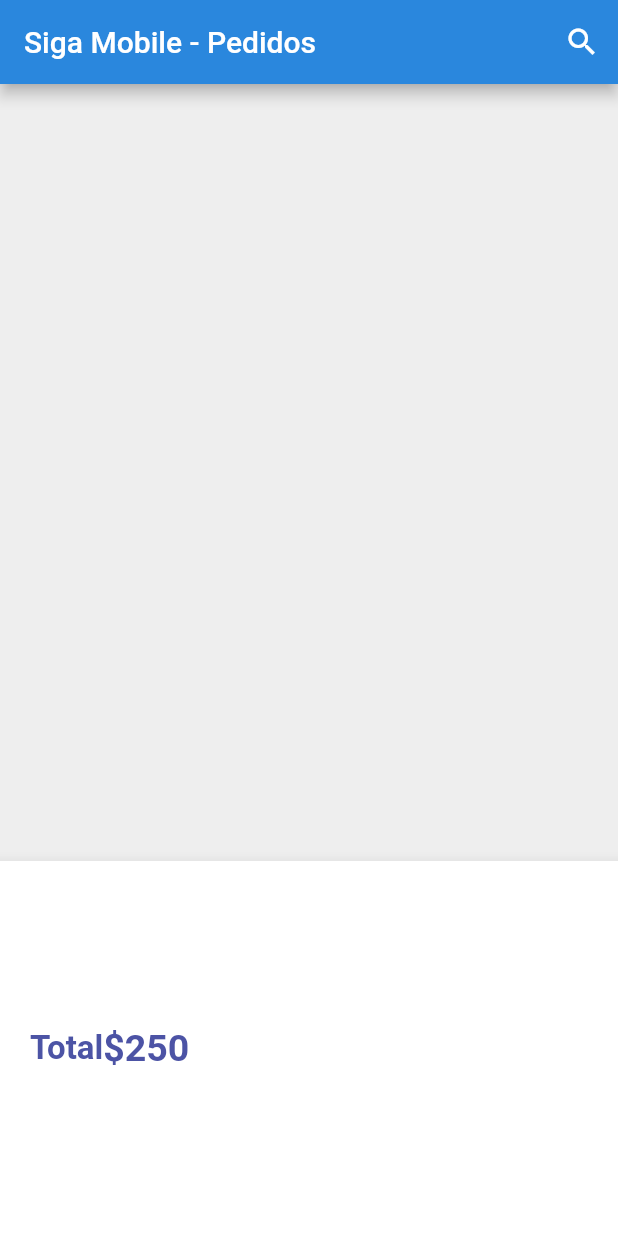
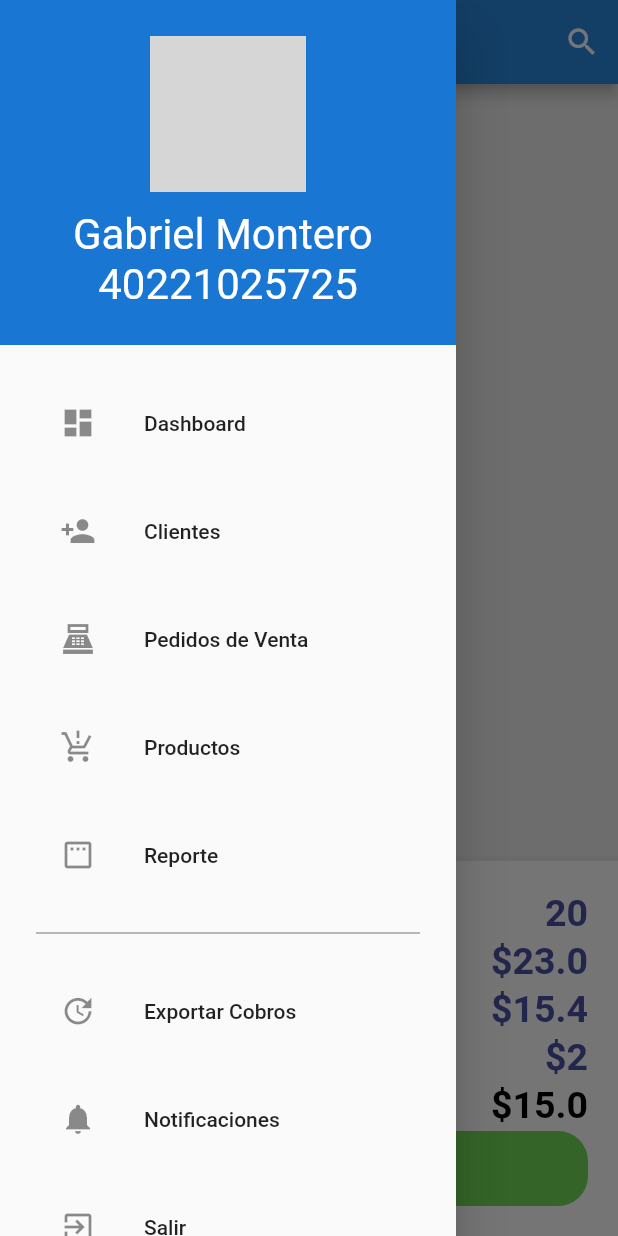
Before and after one commit to gabriel9107/carrito, a Flutter app: the screen it shows after launch, with the side drawer open (before the commit the screen has no drawer), on a phone screen of 412 x 824 dp. Run offline on Flutter 3.47's test engine with Material 2 defaults, Android fonts, the phone set to English and light mode, and no system bars; network calls fail; grey boxes are pictures that could not be loaded.

Commit message:
agregado totales

```diff
--- a/lib/CartBottomNavBar.dart
+++ b/lib/CartBottomNavBar.dart
@@ -1,40 +1,131 @@
+import 'package:carrito/clases/facturaTempProductos.dart';
 import 'package:flutter/material.dart';
 
 class CartBottomNavBar extends StatelessWidget {
   @override
   Widget build(BuildContext context) {
+    FacturaMaster totales = FacturaMaster.totales();
     return BottomAppBar(
         child: Container(
-      padding: EdgeInsets.symmetric(horizontal: 20, vertical: 35),
+            padding: EdgeInsets.symmetric(horizontal: 20, vertical: 20),
             height: 250,
-      child: Row(
-        children: [
-          Row(
+            child: Column(
               mainAxisAlignment: MainAxisAlignment.spaceBetween,
               children: [
                 Row(
                   mainAxisAlignment: MainAxisAlignment.spaceBetween,
                   children: [
                     Text(
-                    "Total",
+                      "Cantidad de Articulos",
                       style: TextStyle(
                           color: Color(0xFF4C54A5),
                           fontSize: 22,
                           fontWeight: FontWeight.bold),
                     ),
                     Text(
-                    "\$250",
+                      totales.cantidadArticulos.toString(),
                       style: TextStyle(
                           fontSize: 25,
                           fontWeight: FontWeight.bold,
                           color: Color(0xFF4C53A5)),
                     )
                   ],
-              )
-            ],
+                ),
+                Row(
+                  mainAxisAlignment: MainAxisAlignment.spaceBetween,
+                  children: [
+                    Text(
+                      "Sub total",
+                      style: TextStyle(
+                          color: Colors.black,
+                          fontSize: 22,
+                          fontWeight: FontWeight.bold),
+                    ),
+                    Text(
+                      ("\$" + totales.subtotal.toString()),
+                      style: TextStyle(
+                          fontSize: 25,
+                          fontWeight: FontWeight.bold,
+                          color: Color(0xFF4C53A5)),
                     )
                   ],
                 ),
-    ));
+                Row(
+                  mainAxisAlignment: MainAxisAlignment.spaceBetween,
+                  children: [
+                    Text(
+                      "Descuentos",
+                      style: TextStyle(
+                          color: Colors.black,
+                          fontSize: 22,
+                          fontWeight: FontWeight.bold),
+                    ),
+                    Text(
+                      ("\$" + totales.montoDescuento.toString()),
+                      style: TextStyle(
+                          fontSize: 25,
+                          fontWeight: FontWeight.bold,
+                          color: Color(0xFF4C53A5)),
+                    )
+                  ],
+                ),
+                Row(
+                  mainAxisAlignment: MainAxisAlignment.spaceBetween,
+                  children: [
+                    Text(
+                      "Impuestos",
+                      style: TextStyle(
+                          color: Colors.black,
+                          fontSize: 22,
+                          fontWeight: FontWeight.bold),
+                    ),
+                    Text(
+                      ("\$" + totales.montoImpuesto.toString()),
+                      style: TextStyle(
+                          fontSize: 25,
+                          fontWeight: FontWeight.bold,
+                          color: Color(0xFF4C53A5)),
+                    )
+                  ],
+                ),
+                Row(
+                  mainAxisAlignment: MainAxisAlignment.spaceBetween,
+                  children: [
+                    Text(
+                      "Total a Pagar",
+                      style: TextStyle(
+                          color: Colors.black,
+                          fontSize: 22,
+                          fontWeight: FontWeight.bold),
+                    ),
+                    Text(
+                      ("\$" + totales.totalApagar.toString()),
+                      style: TextStyle(
+                          fontSize: 25,
+                          fontWeight: FontWeight.bold,
+                          color: Colors.black
+                          // color: Color(0xFF4C53A5)
+                          ),
+                    )
+                  ],
+                ),
+                Container(
+                  alignment: Alignment.center,
+                  height: 50,
+                  width: double.infinity,
+                  decoration: BoxDecoration(
+                    color: Color.fromARGB(255, 113, 219, 86),
+                    borderRadius: BorderRadius.circular(20),
+                  ),
+                  child: Text(
+                    "Guardar",
+                    style: TextStyle(
+                        fontSize: 16,
+                        fontWeight: FontWeight.bold,
+                        color: Colors.white),
+                  ),
+                )
+              ],
+            )));
   }
 }
--- a/lib/CartPage.dart
+++ b/lib/CartPage.dart
@@ -1,6 +1,7 @@
 import 'package:carrito/clases/facturaTempProductos.dart';
 import 'package:carrito/main.dart';
 import 'package:carrito/pantallas/buscarProductosEnFactura.dart';
+import 'package:carrito/pantallas/nav_screen.dart';
 
 import 'package:flutter/cupertino.dart';
 import 'package:flutter/material.dart';
@@ -40,6 +41,7 @@ class _mainPage extends State<CartPage> {
           )
         ],
       ),
+      drawer: NavigationDrawer(),
       body: RefreshIndicator(
         onRefresh: refresh,
         child: ListView.builder(
@@ -109,7 +111,9 @@ class _mainPage extends State<CartPage> {
                                   color: Colors.white,
                                 ),
                                 Text(
-                                  detalleFactura[index].cantidadProducto,
+                                  detalleFactura[index]
+                                      .cantidadProducto
+                                      .toString(),
                                   style: TextStyle(
                                       fontSize: 18,
                                       fontWeight: FontWeight.bold,
--- a/lib/clases/facturaTempProductos.dart
+++ b/lib/clases/facturaTempProductos.dart
@@ -1,26 +1,80 @@
 import 'package:carrito/clases/clientes.dart';
+import 'package:flutter/services.dart';
 
 class FacturaMaster {
-  late String iD;
+  late int iD;
   String facturaNumero;
   String idClienteFactura;
-  DateTime fechaFactura;
+  // DateTime fechaFactura;
   int cantidadArticulos;
   double subtotal;
   double montoDescuento;
-  double montoImpuesto;
+  int montoImpuesto;
   double totalApagar;
 
   FacturaMaster(
       {required this.iD,
       required this.idClienteFactura,
-      required this.fechaFactura,
+      // required this.fechaFactura,
       required this.facturaNumero,
       required this.cantidadArticulos,
       required this.montoDescuento,
       required this.montoImpuesto,
       required this.subtotal,
       required this.totalApagar});
+
+  static totales() {
+    return FacturaMaster(
+        cantidadArticulos: 20,
+        facturaNumero: "1",
+        iD: 1,
+        idClienteFactura: "1",
+        montoDescuento: 15.4,
+        montoImpuesto: 2,
+        subtotal: 23,
+        totalApagar: 15);
+
+    // double impuestoEmpleado;
+    // double subtotalProducto;
+    // int cantidadArticulo;
+    // double montoDescuento ;
+    // double impuesto;
+
+    // montoDescuento = (subtotalProducto * descuentoPorEmpleador );
+
+    // impuestoEmpleado = 10;
+
+    // // impuestoEmpleado = impuestoPorEmpleador();
+
+    // subtotalProducto = FacturaDetalle.getFacturaDetalle()
+    //     .map((e) => e.montoproducto)
+    //     .reduce((value, element) => value + element)
+    //     .toDouble();
+
+    // cantidadArticulo = FacturaDetalle.getFacturaDetalle()
+    //     .map((e) => e.cantidadProducto)
+    //     .reduce((value, element) => value + element);
+
+    // impuesto = (subtotalProducto * impuestoEmpleado);
+
+    // var result = FacturaMaster(
+    //     iD: 1,
+    //     idClienteFactura: "40221025725",
+    //     facturaNumero: "1",
+    //     cantidadArticulos: cantidadArticulo,
+    //     montoDescuento:
+    //     montoImpuesto:impuesto,
+    //     subtotal: subtotal,
+    //     totalApagar: totalApagar);
+  }
+
+  double impuestoPorEmpleador() {
+    return 10.0;
+  }
+
+  double descuentoPorEmpleador() {
+    return 10.0;
+  }
 }
 
 class FacturaDetalle {
@@ -28,7 +82,7 @@ class FacturaDetalle {
   String codigoProducto;
   String nombreProducto;
   double montoproducto;
-  String cantidadProducto;
+  int cantidadProducto;
 
   FacturaDetalle(
       {required this.facturaNumero,
--- a/lib/pantallas/CarritoArticulos.dart
+++ b/lib/pantallas/CarritoArticulos.dart
@@ -83,7 +83,7 @@ class CarritoArticulos extends State<CartPage> {
                               color: Colors.white,
                             ),
                             Text(
-                              detalleFactura[index].cantidadProducto,
+                              detalleFactura[index].cantidadProducto.toString(),
                               style: TextStyle(
                                   fontSize: 18,
                                   fontWeight: FontWeight.bold,
--- a/lib/pantallas/CartBottomNavBar.dart
+++ b/lib/pantallas/CartBottomNavBar.dart
@@ -1,9 +1,9 @@
-import 'package:flutter/material.dart'
+// import 'package:flutter/material.dart'
 
-class CartBottomNavBar extends StatelessWidget {
+// class CartBottomNavBar extends StatelessWidget {
 
-  @override
-  Widget build(BuildContext context) {
-    return Container();
-  }
-}
+//   @override
+//   Widget build(BuildContext context) {
+//     return Container();
+//   }
+// }
--- a/lib/pantallas/buscarProductosEnFactura.dart
+++ b/lib/pantallas/buscarProductosEnFactura.dart
@@ -77,7 +77,8 @@ class MySearchDelegateParaProductos extends SearchDelegate {
                         codigoProducto: suggestion.codigoProducto,
                         montoproducto: suggestion.precioProducto,
                         nombreProducto: suggestion.nombreProducto,
-                        cantidadProducto: textController.text.toString()));
+                        cantidadProducto:
+                            int.parse(textController.text.toString())));
                     close(context, null);
                   },
                   child: Text('Agregar'),
--- /dev/null
+++ b/lib/pantallas/nav_screen.dart
@@ -0,0 +1,115 @@
+import 'package:carrito/pantallas/CarritoArticulos.dart';
+import 'package:flutter/material.dart';
+
+import '../CartPage.dart';
+
+class NavigationDrawer extends StatelessWidget {
+  // const NavigationDrawer({Key? key}) : super(key: key)
+
+  @override
+  Widget build(BuildContext context) => Drawer(
+        child: SingleChildScrollView(
+            child: Column(
+                crossAxisAlignment: CrossAxisAlignment.stretch,
+                children: <Widget>[
+              buildHeader(context),
+              buildMenuItems(context),
+            ])),
+      );
+
+  Widget buildHeader(BuildContext context) => Material(
+      // Container(
+      color: Colors.blue.shade700,
+      child: InkWell(
+        onTap: () {
+          Navigator.pop(context);
+
+          Navigator.of(context).push(MaterialPageRoute(
+            builder: (context) => buildHeader(context),
+          ));
+        },
+        child: Container(
+          padding: EdgeInsets.only(
+            top: 24 + MediaQuery.of(context).padding.top,
+            bottom: 24,
+          ),
+          child: Column(
+            children: [
+              CircleAvatar(
+                radius: 52,
+                backgroundImage: NetworkImage(
+                    'https://media-exp1.licdn.com/dms/image/C5603AQFi7E4ddF3_pQ/profile-displayphoto-shrink_200_200/0/1516449677675?e=2147483647&v=beta&t=7GNpJdPJoCaIq3B-dPcdspAYvazBLSDndpzw5--W-hM'),
+              ),
+              SizedBox(height: 12),
+              Text(
+                'Gabriel Montero ',
+                style: TextStyle(fontSize: 28, color: Colors.white),
+              ),
+              Text(
+                '40221025725',
+                style: TextStyle(fontSize: 28, color: Colors.white),
+              )
+            ],
+          ),
+        ),
+      ));
+
+  Widget buildMenuItems(BuildContext context) => Container(
+      padding: const EdgeInsets.all(24), //espacio del padding
+      child: Wrap(
+        runSpacing: 16, //espacio entre ellos
+        children: [
+          ListTile(
+              leading: const Icon(Icons.dashboard),
+              title: const Text('Dashboard'),
+              onTap: () =>
+                  Navigator.of(context).pushReplacement(MaterialPageRoute(
+                    builder: (context) => CartPage(),
+                  ))),
+          ListTile(
+              leading: const Icon(Icons.person_add),
+              title: const Text('Clientes'),
+              onTap: () =>
+                  Navigator.of(context).pushReplacement(MaterialPageRoute(
+                    builder: (context) => CartPage(),
+                  ))),
+          ListTile(
+              leading: const Icon(Icons.point_of_sale_sharp),
+              title: const Text('Pedidos de Venta'),
+              onTap: () =>
+                  Navigator.of(context).pushReplacement(MaterialPageRoute(
+                    builder: (context) => CartPage(),
+                  ))),
+          ListTile(
+              leading: const Icon(Icons.production_quantity_limits),
+              title: const Text('Productos'),
+              onTap: () =>
+                  Navigator.of(context).pushReplacement(MaterialPageRoute(
+                    builder: (context) => CartPage(),
+                  ))),
+          ListTile(
+            leading: const Icon(Icons.padding_outlined),
+            title: const Text('Reporte'),
+            onTap: () {},
+          ),
+          const Divider(color: Colors.black54),
+          ListTile(
+            leading: const Icon(Icons.update),
+            title: const Text('Exportar Cobros'),
+            onTap: () {},
+          ),
+          ListTile(
+            leading: const Icon(Icons.notifications),
+            title: const Text('Notificaciones'),
+            onTap: () {},
+          ),
+          ListTile(
+            leading: const Icon(Icons.exit_to_app_outlined),
+            title: const Text('Salir'),
+            onTap: () {},
+          ),
+        ],
+      ));
+}
+
+class UserPage {}
```
Lines whose indentation alone changed are shown as unchanged.
